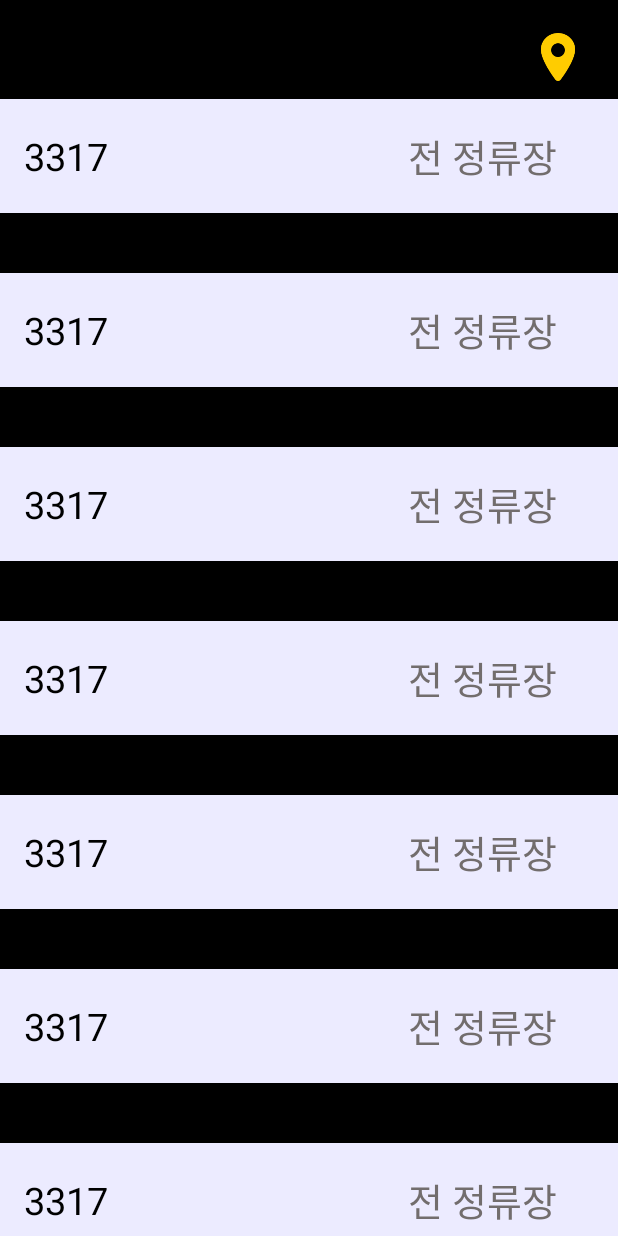
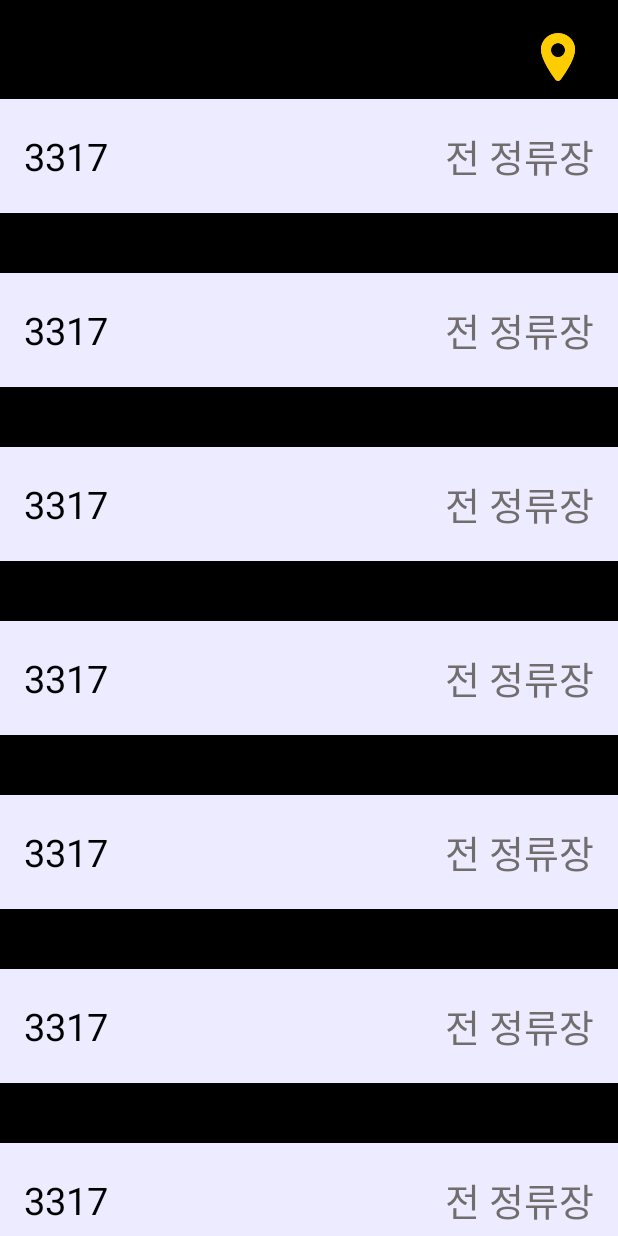
Before and after one commit to BUSSRO/BUSSRO, an Android app: the BusListActivity screen opened directly, with no data from a screen before it, on a phone screen of 412 x 824 dp. Run offline under Robolectric (Android 15) with nearby library versions, the phone set to English and light mode, and no system bars; our stand-ins replace data binding.

Commit message:
feat(DataBinding): replace findViewById

```diff
--- a/app/build.gradle
+++ b/app/build.gradle
@@ -1,6 +1,7 @@
 plugins {
     id 'com.android.application'
     id 'kotlin-android'
+    id 'kotlin-kapt'
 }
 
 android {
@@ -30,6 +31,9 @@ android {
     kotlinOptions {
         jvmTarget = '1.8'
     }
+    buildFeatures{
+        dataBinding = true
+    }
 }
 
 dependencies {
--- a/app/src/main/java/com/example/bussro/view/BusListActivity.kt
+++ b/app/src/main/java/com/example/bussro/view/BusListActivity.kt
@@ -2,24 +2,29 @@ package com.example.bussro.view
 
 import androidx.appcompat.app.AppCompatActivity
 import android.os.Bundle
+import androidx.databinding.DataBindingUtil
 import androidx.recyclerview.widget.LinearLayoutManager
 import androidx.recyclerview.widget.RecyclerView
 import com.example.bussro.adapter.BusListAdapter
 import com.example.bussro.data.BusListRvData
 import com.example.bussro.util.CustomItemDecoration
 import com.example.bussro.R
+import com.example.bussro.databinding.ActivityBusListBinding
+import com.example.bussro.databinding.ActivityMainBinding
 
 class BusListActivity : AppCompatActivity() {
+    private lateinit var binding: ActivityBusListBinding
+
     override fun onCreate(savedInstanceState: Bundle?) {
         super.onCreate(savedInstanceState)
-        setContentView(R.layout.activity_bus_list)
+        binding = DataBindingUtil.setContentView(this, R.layout.activity_bus_list)
 
         initBusListRv()
     }
 
     private fun initBusListRv() {
         val rvAdapter = BusListAdapter(applicationContext, getTempBusList())
-        findViewById<RecyclerView>(R.id.rv_bus_list).apply {
+        binding.rvBusList.apply {
             adapter = rvAdapter
             layoutManager = LinearLayoutManager(applicationContext)
             addItemDecoration(
--- a/app/src/main/java/com/example/bussro/view/FindStationActivity.kt
+++ b/app/src/main/java/com/example/bussro/view/FindStationActivity.kt
@@ -2,11 +2,15 @@ package com.example.bussro.view
 
 import androidx.appcompat.app.AppCompatActivity
 import android.os.Bundle
+import androidx.databinding.DataBindingUtil
 import com.example.bussro.R
+import com.example.bussro.databinding.ActivityFindStationBinding
 
 class FindStationActivity : AppCompatActivity() {
+    private lateinit var binding: ActivityFindStationBinding
+
     override fun onCreate(savedInstanceState: Bundle?) {
         super.onCreate(savedInstanceState)
-        setContentView(R.layout.activity_find_station)
+        binding = DataBindingUtil.setContentView(this, R.layout.activity_find_station)
     }
 }
--- a/app/src/main/res/layout/activity_bus_list.xml
+++ b/app/src/main/res/layout/activity_bus_list.xml
@@ -1,8 +1,15 @@
 <?xml version="1.0" encoding="utf-8"?>
+<layout xmlns:android="http://schemas.android.com/apk/res/android"
+    xmlns:app="http://schemas.android.com/apk/res-auto"
+    xmlns:tools="http://schemas.android.com/tools">
+
+    <data>
+        <variable
+            name="activity"
+            type="com.example.bussro.view.BusListActivity" />
+    </data>
+
     <androidx.constraintlayout.widget.ConstraintLayout
-    xmlns:android="http://schemas.android.com/apk/res/android"
-    xmlns:app="http://schemas.android.com/apk/res-auto"
-    xmlns:tools="http://schemas.android.com/tools"
         android:layout_width="match_parent"
         android:layout_height="match_parent"
         android:background="@color/black"
@@ -19,7 +26,7 @@
             app:layout_constraintEnd_toStartOf="@id/txt_bus_list_location"
             android:layout_marginEnd="8dp"
             android:layout_marginTop="22dp"
-        android:layout_marginBottom="12dp"/>
+            android:layout_marginBottom="12dp" />
 
         <TextView
             android:id="@+id/txt_bus_list_location"
@@ -32,7 +39,7 @@
             app:layout_constraintTop_toTopOf="@id/img_bus_list_location"
             app:layout_constraintBottom_toBottomOf="@id/img_bus_list_location"
             app:layout_constraintEnd_toEndOf="parent"
-        android:layout_marginEnd="16dp"/>
+            android:layout_marginEnd="16dp" />
 
 
         <!-- 버스 정류장을 거치는 버스 노선 리스트 -->
@@ -45,6 +52,7 @@
             app:layout_constraintTop_toBottomOf="@id/img_bus_list_location"
             app:layout_constraintBottom_toBottomOf="parent"
             app:layout_constraintStart_toStartOf="parent"
-        app:layout_constraintEnd_toEndOf="parent"/>
+            app:layout_constraintEnd_toEndOf="parent" />
 
     </androidx.constraintlayout.widget.ConstraintLayout>
+</layout>
--- a/app/src/main/res/layout/rv_bus_list_item.xml
+++ b/app/src/main/res/layout/rv_bus_list_item.xml
@@ -23,12 +23,12 @@
     <!-- 남은 정류장 or 시간 -->
     <TextView
         android:id="@+id/txt_bus_list_item_info"
-        android:layout_width="110dp"
+        android:layout_width="wrap_content"
         android:layout_height="wrap_content"
         tools:text="전 정류장"
         android:textSize="25sp"
         android:textColor="#726D6D"
-        android:layout_marginEnd="30dp"
+        android:layout_marginEnd="16dp"
         app:layout_constraintStart_toEndOf="@id/txt_bus_list_item_number"
         app:layout_constraintTop_toTopOf="parent"
         app:layout_constraintBottom_toBottomOf="parent"
```
Also changed, not shown: app/src/main/java/com/example/bussro/view/MainActivity.kt (+27 -1 lines), app/src/main/res/layout/activity_find_station.xml (+12 -4 lines), app/src/main/res/layout/activity_main.xml (+13 -7 lines). Lines whose indentation alone changed are shown as unchanged.
